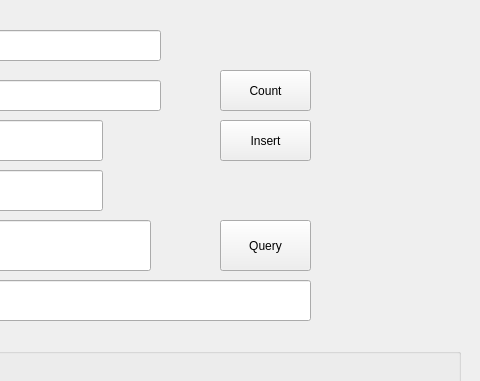
Before: the Qt Designer form MongoDB/Client/ui_mainwindow.ui in KMS-TEAM/Training_Project, drawn with Qt 5; both pictures show x 320 to 800 and y 0 to 381 of the 800 by 600 pixel window.
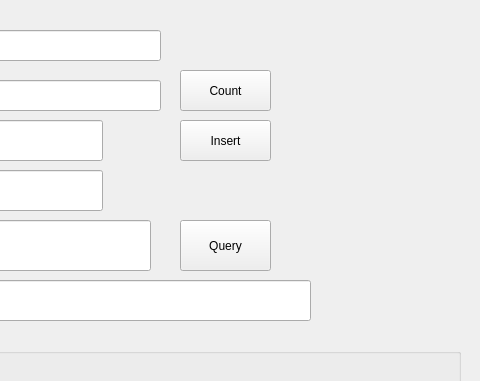
After: the same form once the commit is applied. Icons and pictures are not drawn.

The edit to the form file:
```diff
--- a/MongoDB/Client/ui_mainwindow.ui
+++ b/MongoDB/Client/ui_mainwindow.ui
@@ -108,7 +108,7 @@
    <widget class="QPushButton" name="countButton">
     <property name="geometry">
      <rect>
-      <x>540</x>
+      <x>500</x>
       <y>70</y>
       <width>91</width>
       <height>41</height>
@@ -140,7 +140,7 @@
    <widget class="QPushButton" name="insertButton">
     <property name="geometry">
      <rect>
-      <x>540</x>
+      <x>500</x>
       <y>120</y>
       <width>91</width>
       <height>41</height>
@@ -250,7 +250,7 @@
    <widget class="QPushButton" name="queryButton">
     <property name="geometry">
      <rect>
-      <x>540</x>
+      <x>500</x>
       <y>220</y>
       <width>91</width>
       <height>51</height>
@@ -289,6 +289,19 @@
      </property>
     </widget>
    </widget>
+   <widget class="QLabel" name="picture">
+    <property name="geometry">
+     <rect>
+      <x>610</x>
+      <y>10</y>
+      <width>171</width>
+      <height>261</height>
+     </rect>
+    </property>
+    <property name="text">
+     <string/>
+    </property>
+   </widget>
   </widget>
   <widget class="QMenuBar" name="menubar">
    <property name="geometry">
```
